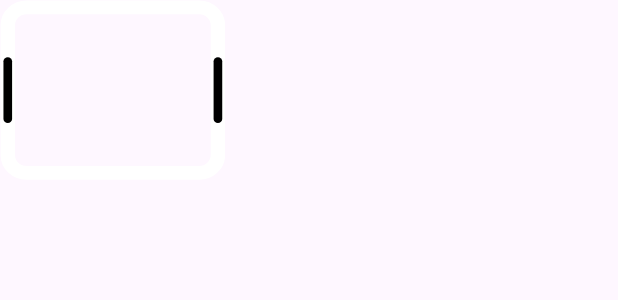
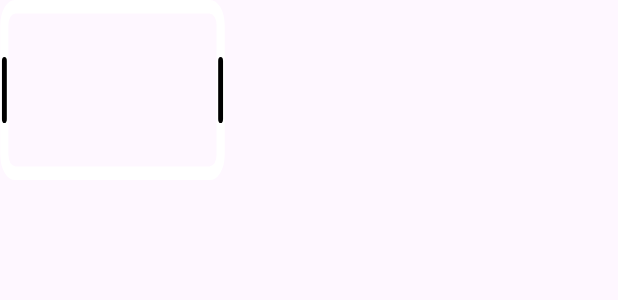
Before and after one commit to drbsh/VibeCut, an Android app: the layout mediafile_lineitem.xml on its own in the app's theme, with its tools: preview values and no code run, on a phone screen of 412 x 824 dp. Shown: the top 300 px of the screen. Run offline under Robolectric (Android 15) with nearby library versions, the phone set to English and light mode, and no system bars.

Commit message:
timeline2

```diff
--- /dev/null
+++ b/app/src/main/java/com/example/vibecut/CustomMediaLineLayout.java
@@ -0,0 +1,63 @@
+package com.example.vibecut;
+
+import android.content.Context;
+import android.util.AttributeSet;
+import android.view.MotionEvent;
+import android.view.View;
+import android.widget.ImageButton;
+import android.widget.ImageView;
+import android.widget.RelativeLayout;
+
+public class CustomMediaLineLayout extends RelativeLayout {
+    private View startHandle;
+    private View endHandle;
+
+    private float initialX;
+    private float initialWidth;
+
+    public CustomMediaLineLayout(Context context, AttributeSet attrs) {
+        super(context, attrs);
+        init();
+    }
+
+    private void init() {
+        // Инициализация ваших элементов
+        startHandle = (View) findViewById(R.id.start_medialine_item);// возвращает null
+        endHandle = findViewById(R.id.end_medialine_item); // возвращает null не надит по id
+    }
+
+    @Override
+    public boolean onTouchEvent(MotionEvent event) {
+        switch (event.getAction()) {
+            case MotionEvent.ACTION_DOWN:
+                // Запоминаем начальные координаты и ширину
+                initialX = event.getX();
+                initialWidth = getWidth();
+                break;
+
+            case MotionEvent.ACTION_MOVE:
+                float deltaX = event.getX() - initialX;
+
+                // Проверяем, на какой рамке было нажатие
+                if (event.getX() < startHandle.getX() + startHandle.getWidth()) { // ЗДЕСЬ ОШИБКА
+                    // Растягиваем с левой стороны
+                    float newWidth = initialWidth - deltaX;
+                    if (newWidth > 100) {
+                        setLayoutParams(new RelativeLayout.LayoutParams((int) newWidth, getHeight()));
+                    }
+                } else if (event.getX() > endHandle.getX()) {
+                    // Растягиваем с правой стороны
+                    float newWidth = initialWidth + deltaX;
+                    if (newWidth > 100) {
+                        setLayoutParams(new RelativeLayout.LayoutParams((int) newWidth, getHeight()));
+                    }
+                }
+                break;
+
+            case MotionEvent.ACTION_UP:
+                // Завершаем обработку
+                break;
+        }
+        return true;
+    }
+}
--- a/app/src/main/java/com/example/vibecut/MediaLineAdapter.java
+++ b/app/src/main/java/com/example/vibecut/MediaLineAdapter.java
@@ -51,6 +51,7 @@
 
     public static class ViewHolder extends RecyclerView.ViewHolder {
         public ImageView previewImageView;
+
         public ViewHolder(View view) {
             super(view);
             previewImageView = view.findViewById(R.id.MediaLineItem);
--- /dev/null
+++ b/app/src/main/res/drawable/scroll_bar_color_style.xml
@@ -0,0 +1,6 @@
+<resources>
+    <style name="CustomScrollBar" parent="Widget.AppCompat.ScrollView">
+        <item name="android:scrollbarThumbVertical">@color/your_thumb_color</item>
+        <item name="android:scrollbarTrackVertical">@color/your_track_color</item>
+    </style>
+</resources>
--- /dev/null
+++ b/app/src/main/res/drawable/stroke_medialine_item.xml
@@ -0,0 +1,13 @@
+<?xml version="1.0" encoding="utf-8"?>
+<vector xmlns:android="http://schemas.android.com/apk/res/android"
+    android:width="24dp"
+    android:height="24dp"
+    android:viewportWidth="24"
+    android:viewportHeight="24">
+    <path
+        android:fillColor="#FFFFFF"
+        android:pathData="M0,0h24v1.81H0z"/>
+    <path
+        android:fillColor="#FFFFFF"
+        android:pathData="M0,22.19h24v1.81H0z"/>
+</vector>
--- /dev/null
+++ b/app/src/main/res/drawable/timeend.xml
@@ -0,0 +1,17 @@
+<vector xmlns:android="http://schemas.android.com/apk/res/android"
+    android:width="9.24dp"
+    android:height="65.26dp"
+    android:viewportWidth="9.24"
+    android:viewportHeight="65.26">
+    <path
+        android:pathData="M0,62.77c3.6,0 6.54,-2.94 6.54,-6.54V9.05c0,-3.6 -2.94,-6.54 -6.54,-6.54"
+        android:strokeWidth="5"
+        android:fillColor="#00000000"
+        android:strokeColor="#FFFFFF"/>
+    <path
+        android:pathData="M6.54,22.15L6.54,43.12"
+        android:strokeWidth="3"
+        android:fillColor="#00000000"
+        android:strokeColor="#000000"
+        android:strokeLineCap="round"/>
+</vector>
--- a/app/src/main/res/layout/editer_activity.xml
+++ b/app/src/main/res/layout/editer_activity.xml
@@ -187,15 +187,17 @@
             android:layout_height="0dp"
             android:layout_weight="0.223"
             android:background="@color/timeline">
+
             <androidx.recyclerview.widget.RecyclerView
                 android:id="@+id/recyclerViewTimeline"
                 android:layout_width="match_parent"
                 android:layout_height="120dp"
                 android:layout_gravity="center"
                 tools:listitem="@layout/mediafile_lineitem"
-                app:layoutManager="androidx.recyclerview.widget.LinearLayoutManager"
                 android:orientation="horizontal"
-                android:scrollbars="vertical"/>
+                android:scrollbars="horizontal"
+                android:scrollbarSize="10dp"
+                android:scrollbarStyle="outsideOverlay"/>
         </LinearLayout>
 
         <LinearLayout
--- a/app/src/main/res/layout/mediafile_lineitem.xml
+++ b/app/src/main/res/layout/mediafile_lineitem.xml
@@ -1,15 +1,35 @@
 <?xml version="1.0" encoding="utf-8"?>
-<LinearLayout
+<com.example.vibecut.CustomMediaLineLayout
     android:id="@+id/relativeLayout"
     xmlns:android="http://schemas.android.com/apk/res/android"
     android:layout_width="150dp"
-    android:layout_height="120dp"
-    android:background="@drawable/border_timeline_item">
+    android:layout_height="120dp" >
+        <View android:id="@+id/start_medialine_item" android:background="@drawable/timestart" android:layout_width="10dp" android:layout_height="match_parent"/>
+        <RelativeLayout
+            android:layout_width="match_parent"
+            android:layout_height="match_parent"
+            android:background="@drawable/stroke_medialine_item"
+            android:layout_marginStart="10dp"
+            android:layout_marginEnd="10dp"
+            android:foregroundGravity="center">
+
+
                 <ImageView
                     android:id="@+id/MediaLineItem"
-            android:layout_width="100dp"
+                    android:layout_width="wrap_content"
+                    android:minWidth="100dp"
                     android:layout_height="wrap_content"
                     android:scaleType="fitCenter"
+                    android:layout_gravity="center"
+                    android:layout_centerInParent="true"
                     android:layout_marginTop="9.3dp"
                     android:layout_marginBottom="9.3dp"/>
-</LinearLayout>
+        </RelativeLayout>
+        <View
+            android:id="@+id/end_medialine_item"
+            android:layout_width="10dp"
+            android:layout_height="match_parent"
+            android:background="@drawable/timeend"
+            android:layout_alignParentEnd="true"
+            />
+</com.example.vibecut.CustomMediaLineLayout>
```
Also changed, not shown: app/src/main/java/com/example/vibecut/CustomLayoutManager.java (+58 -62 lines), app/src/main/java/com/example/vibecut/EditerActivity.java (+8 -10 lines), app/src/main/java/com/example/vibecut/MediaFile.java (+22 -2 lines), app/src/main/java/com/example/vibecut/ProjectDialog.java (+26 -2 lines), app/src/main/res/layout/item_timeline.xml (deleted, +0 -14 lines). Lines whose indentation alone changed are shown as unchanged.
